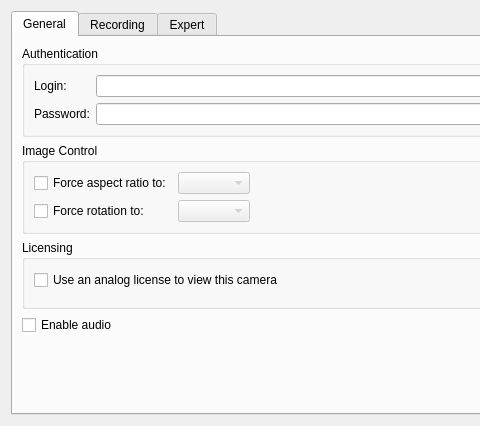
Above: client/src/ui/widgets/properties/multiple_camera_settings_widget.ui from networkoptix/nx_open before the change; both pictures show x 0 to 480 and y 0 to 426 of the 725 by 426 pixel window. Below: the same form after it.
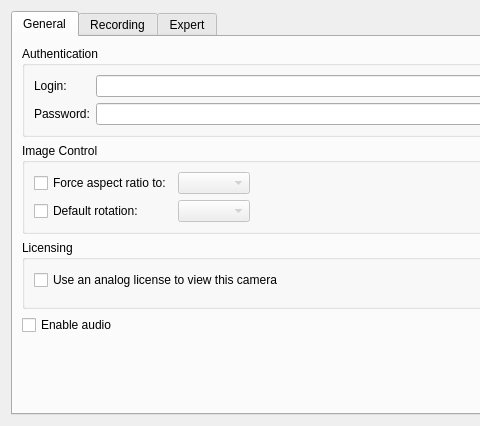
That is the form after the change. Custom widgets are drawn as their Qt base class.

Commit message:
(Issue #4120) :  "Force rotation" doesn't work.
<==== Mercurial data ====>
Branch: master

```diff
--- a/client/src/ui/widgets/properties/multiple_camera_settings_widget.ui
+++ b/client/src/ui/widgets/properties/multiple_camera_settings_widget.ui
@@ -121,7 +121,7 @@
           <item row="1" column="0">
            <widget class="QCheckBox" name="rotCheckBox">
             <property name="text">
-             <string>Force rotation to:</string>
+             <string>Default rotation:</string>
             </property>
            </widget>
           </item>
```
The commit also changes 1 other file.
